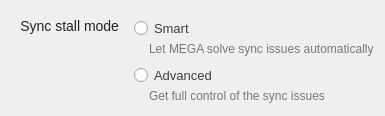
Before: the Qt Designer form src/MEGASync/syncs/gui/Twoways/macx/SyncStallModeSelector.ui in meganz/MEGAsync, drawn with Qt 5.
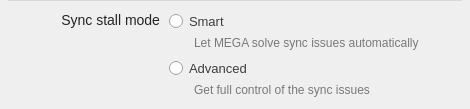
After: the same form once the commit is applied.

Commit message: Finish Sync Stall mode for macOS (layout order pending)

Patch:
```diff
--- a/src/MEGASync/syncs/gui/Twoways/macx/SyncStallModeSelector.ui
+++ b/src/MEGASync/syncs/gui/Twoways/macx/SyncStallModeSelector.ui
@@ -6,8 +6,8 @@
    <rect>
     <x>0</x>
     <y>0</y>
-    <width>360</width>
-    <height>116</height>
+    <width>470</width>
+    <height>109</height>
    </rect>
   </property>
   <property name="windowTitle">
@@ -31,9 +31,29 @@
 {
 color: #7B7876;
 font-size: 12px;
+}
+
+#wSeparator
+{
+background-color: rgba(0,0,0,0.1);
 }</string>
   </property>
   <layout class="QVBoxLayout" name="verticalLayout">
+   <property name="spacing">
+    <number>0</number>
+   </property>
+   <property name="leftMargin">
+    <number>0</number>
+   </property>
+   <property name="topMargin">
+    <number>0</number>
+   </property>
+   <property name="rightMargin">
+    <number>0</number>
+   </property>
+   <property name="bottomMargin">
+    <number>0</number>
+   </property>
    <item>
     <widget class="QWidget" name="wSeparator" native="true">
      <property name="sizePolicy">
@@ -77,6 +97,37 @@
     </widget>
    </item>
    <item>
+    <widget class="QWidget" name="SyncStallContainer" native="true">
+     <layout class="QHBoxLayout" name="horizontalLayout">
+      <property name="spacing">
+       <number>0</number>
+      </property>
+      <property name="leftMargin">
+       <number>0</number>
+      </property>
+      <property name="topMargin">
+       <number>10</number>
+      </property>
+      <property name="rightMargin">
+       <number>0</number>
+      </property>
+      <property name="bottomMargin">
+       <number>12</number>
+      </property>
+      <item>
+       <spacer name="horizontalSpacer">
+        <property name="orientation">
+         <enum>Qt::Horizontal</enum>
+        </property>
+        <property name="sizeHint" stdset="0">
+         <size>
+          <width>40</width>
+          <height>20</height>
+         </size>
+        </property>
+       </spacer>
+      </item>
+      <item>
     <layout class="QGridLayout" name="layout">
      <property name="topMargin">
       <number>0</number>
@@ -84,6 +135,9 @@
      <property name="bottomMargin">
       <number>0</number>
      </property>
+        <property name="horizontalSpacing">
+         <number>0</number>
+        </property>
      <property name="verticalSpacing">
       <number>7</number>
      </property>
@@ -91,7 +145,7 @@
       <widget class="QWidget" name="Smart" native="true">
        <layout class="QVBoxLayout" name="verticalLayout_2">
         <property name="spacing">
-         <number>0</number>
+            <number>3</number>
         </property>
         <property name="leftMargin">
          <number>0</number>
@@ -121,7 +175,7 @@
            <string>Let MEGA solve sync issues automatically</string>
           </property>
           <property name="indent">
-           <number>15</number>
+              <number>25</number>
           </property>
          </widget>
         </item>
@@ -132,7 +186,7 @@
       <widget class="QWidget" name="TitleContainer" native="true">
        <layout class="QVBoxLayout" name="verticalLayout_4">
         <property name="topMargin">
-         <number>0</number>
+            <number>1</number>
         </property>
         <item>
          <widget class="QLabel" name="Title">
@@ -154,7 +208,7 @@
       <widget class="QWidget" name="Advanced" native="true">
        <layout class="QVBoxLayout" name="verticalLayout_3">
         <property name="spacing">
-         <number>0</number>
+            <number>3</number>
         </property>
         <property name="leftMargin">
          <number>0</number>
@@ -184,7 +238,7 @@
            <string>Get full control of the sync issues</string>
           </property>
           <property name="indent">
-           <number>15</number>
+              <number>25</number>
           </property>
          </widget>
         </item>
@@ -192,6 +246,22 @@
       </widget>
      </item>
     </layout>
+      </item>
+      <item>
+       <spacer name="horizontalSpacer_2">
+        <property name="orientation">
+         <enum>Qt::Horizontal</enum>
+        </property>
+        <property name="sizeHint" stdset="0">
+         <size>
+          <width>40</width>
+          <height>20</height>
+         </size>
+        </property>
+       </spacer>
+      </item>
+     </layout>
+    </widget>
    </item>
   </layout>
  </widget>
```
Left out of the diff: 6 changed lines with no effect on the pictures. Lines whose indentation alone changed are shown as unchanged. The commit also changes 3 other files.
